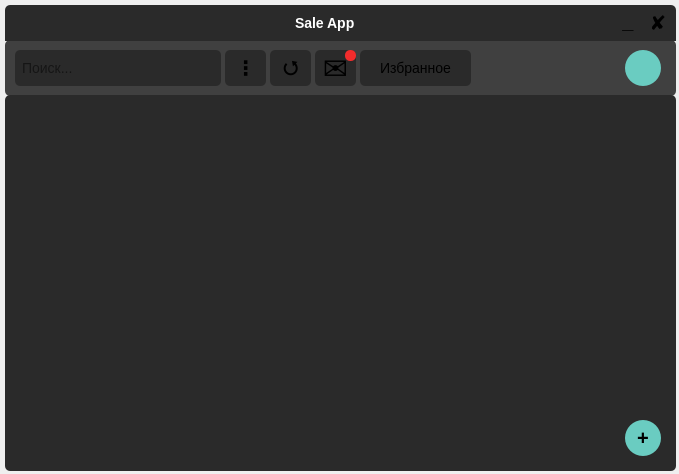
Qt form autorization_mainwindow/autorization_mainwindow.ui (b0shka/selling_apps) before a commit.
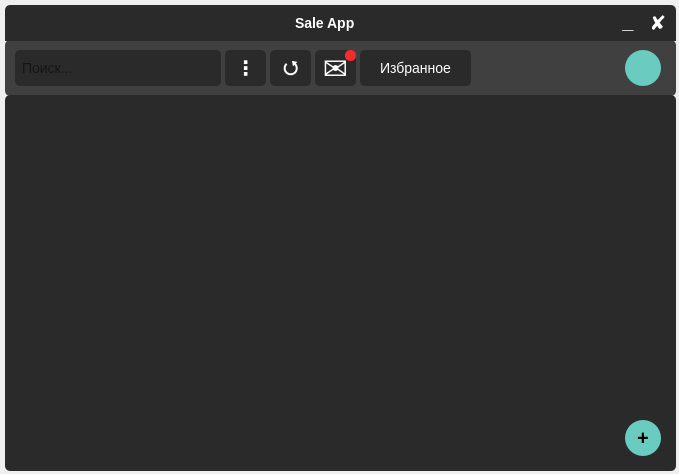
The same form after that commit.

The edit to the form file:
```diff
--- a/autorization_mainwindow/autorization_mainwindow.ui
+++ b/autorization_mainwindow/autorization_mainwindow.ui
@@ -50,6 +50,7 @@
     <string notr="true">QFrame{
 	border: none;
 	border-radius: 5px;
+	color: white;
 }</string>
    </property>
    <property name="frameShape">
@@ -115,6 +116,7 @@
      </property>
      <property name="styleSheet">
       <string notr="true">QPushButton {
+	color: white;
 	font-size: 14px;
 	background-color: #2a2a2a;
 	border-radius: 5px;
@@ -205,6 +207,7 @@
      <property name="styleSheet">
       <string notr="true">QPushButton {
 	font-size: 20px;
+	color: white;
 	background-color: #2a2a2a;
 	border-radius: 5px;
 }
@@ -235,6 +238,7 @@
      <property name="styleSheet">
       <string notr="true">QPushButton {
 	padding-top: 2px;
+	color: white;
 	font-size: 30px;
 	background-color: #2a2a2a;
 	border-radius: 5px;
@@ -268,6 +272,7 @@
       <string notr="true">QPushButton {
 	padding-top: 4px;
 	font-size: 18px;
+	color: white;
 	background-color: #2a2a2a;
 	border-radius: 5px;
 }
@@ -386,6 +391,7 @@
      </property>
      <property name="styleSheet">
       <string notr="true">QPushButton {
+	color: white;
 	font-size: 20px;
 	background-color: #2a2a2a;
 	border-radius: 5px;
@@ -420,6 +426,7 @@
 	padding-bottom: 4px;
 	font-size: 20px;
 	background-color: #2a2a2a;
+	color: white;
 	border-radius: 5px;
 }
 QPushButton::hover {
```
